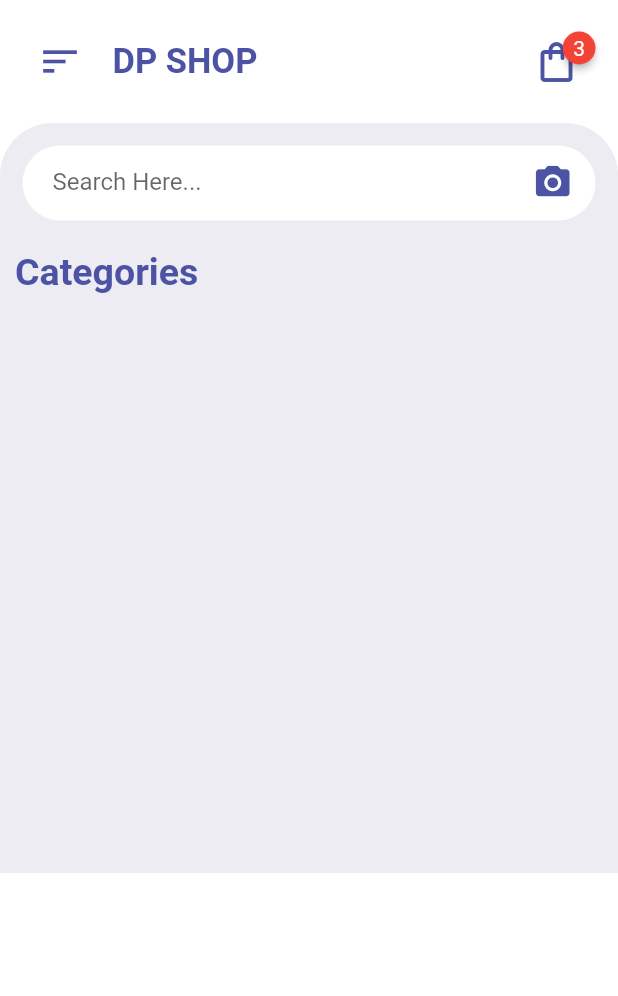
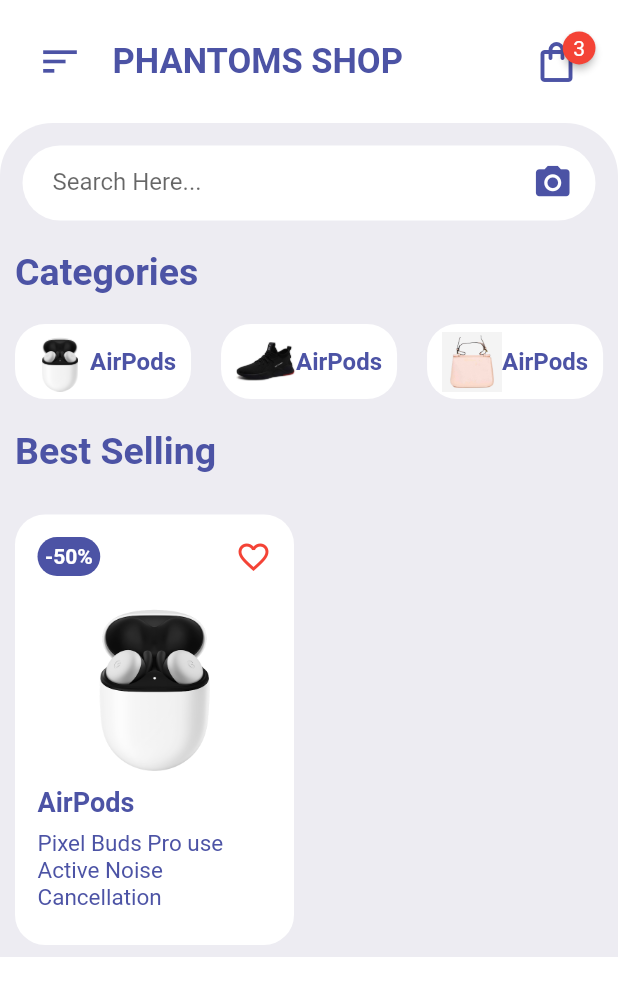
Before and after one commit to Gen1us1100/pulzion_hackathon, a Flutter app: the screen it shows after launch, on a phone screen of 412 x 824 dp. Shown: the top 996 px of the screen. Run offline on Flutter 3.47's test engine with Material 2 defaults, Android fonts, the phone set to English and light mode, and no system bars; drawn by our look-alikes of badges.

Commit message:
Commit - Pushkar Day 1

```diff
--- a/lib/Screens/HomePage.dart
+++ b/lib/Screens/HomePage.dart
@@ -1,5 +1,8 @@
 import 'package:flutter/material.dart';
 import 'package:marketplace_app/Widgets/HomeAppBar.dart';
+
+import '../Widgets/CategoriesWidget.dart';
+import '../Widgets/ItemsWidget.dart';
 
 class homePageMain extends StatefulWidget {
   static String id = 'HomePageMain';
@@ -16,7 +19,7 @@
         children: [
           HomeAppBar(),
           Container(
-            height: 500.0,
+            //height: 500.0,
             padding: EdgeInsets.only(top: 15.0),
             decoration: BoxDecoration(
               color: Color(0xFFEDECF2),
@@ -69,6 +72,23 @@
                     ),
                   ),
                 ),
+                //Categories
+                CategoriesWidget(),
+                Container(
+                  alignment: Alignment.centerLeft,
+                  margin:
+                      EdgeInsets.symmetric(vertical: 20.0, horizontal: 10.0),
+                  child: Text(
+                    'Best Selling',
+                    style: TextStyle(
+                      fontSize: 25.0,
+                      fontWeight: FontWeight.bold,
+                      color: Color(0xFF4C53A5),
+                    ),
+                  ),
+                ),
+
+                ItemsWidget(),
               ],
             ),
           ),
--- /dev/null
+++ b/lib/Widgets/CategoriesWidget.dart
@@ -0,0 +1,43 @@
+import 'package:flutter/material.dart';
+
+class CategoriesWidget extends StatelessWidget {
+  const CategoriesWidget({Key? key}) : super(key: key);
+
+  @override
+  Widget build(BuildContext context) {
+    return SingleChildScrollView(
+      scrollDirection: Axis.horizontal,
+      child: Row(
+        children: [
+          for (int i = 1; i < 8; i++)
+            Container(
+              margin: EdgeInsets.symmetric(horizontal: 10),
+              padding: EdgeInsets.symmetric(horizontal: 10, vertical: 5.0),
+              decoration: BoxDecoration(
+                color: Colors.white,
+                borderRadius: BorderRadius.circular(20.0),
+              ),
+              child: Row(
+                crossAxisAlignment: CrossAxisAlignment.center,
+                children: [
+                  Image.asset(
+                    'images/$i.png',
+                    width: 40,
+                    height: 40,
+                  ),
+                  Text(
+                    'AirPods',
+                    style: TextStyle(
+                      fontWeight: FontWeight.bold,
+                      fontSize: 16.0,
+                      color: Color(0xFF4C53A5),
+                    ),
+                  ),
+                ],
+              ),
+            ),
+        ],
+      ),
+    );
+  }
+}
--- a/lib/Widgets/HomeAppBar.dart
+++ b/lib/Widgets/HomeAppBar.dart
@@ -18,7 +18,7 @@
           Padding(
             padding: EdgeInsets.only(left: 20.0),
             child: Text(
-              'DP SHOP',
+              'PHANTOMS SHOP',
               style: TextStyle(
                 fontSize: 23.0,
                 fontWeight: FontWeight.bold,
--- /dev/null
+++ b/lib/Widgets/ItemsWidget.dart
@@ -0,0 +1,83 @@
+import 'package:flutter/material.dart';
+
+class ItemsWidget extends StatelessWidget {
+  const ItemsWidget({Key? key}) : super(key: key);
+
+  @override
+  Widget build(BuildContext context) {
+    return GridView.count(
+      childAspectRatio: 0.68, crossAxisCount: 2,
+      shrinkWrap: true,
+      children: [
+        Container(
+          padding: EdgeInsets.only(left: 15.0, right: 15.0, top: 15.0),
+          margin: EdgeInsets.symmetric(vertical: 8, horizontal: 10),
+          decoration: BoxDecoration(
+            color: Colors.white,
+            borderRadius: BorderRadius.circular(20),
+          ),
+          child: Column(
+            children: [
+              Row(
+                mainAxisAlignment: MainAxisAlignment.spaceBetween,
+                children: [
+                  Container(
+                    padding: EdgeInsets.all(5),
+                    decoration: BoxDecoration(
+                      color: Color(0xFF4C53A5),
+                      borderRadius: BorderRadius.circular(20.0),
+                    ),
+                    child: Text(
+                      '-50%',
+                      style: TextStyle(
+                          fontSize: 14.0,
+                          color: Colors.white,
+                          fontWeight: FontWeight.bold),
+                    ),
+                  ),
+                  Icon(
+                    Icons.favorite_border,
+                    color: Colors.red,
+                  )
+                ],
+              ),
+              InkWell(
+                onTap: () {},
+                child: Container(
+                  margin: EdgeInsets.all(10.0),
+                  child: Image.asset(
+                    'images/1.png',
+                    height: 120,
+                    width: 120,
+                  ),
+                ),
+              ),
+              Container(
+                padding: EdgeInsets.only(bottom: 8.0),
+                alignment: Alignment.centerLeft,
+                child: Text(
+                  'AirPods',
+                  style: TextStyle(
+                      fontSize: 18.0,
+                      color: Color(0xFF4C53A5),
+                      fontWeight: FontWeight.bold),
+                ),
+              ),
+              Container(
+                alignment: Alignment.centerLeft,
+                child: Text(
+                  'Pixel Buds Pro use Active Noise Cancellation ',
+                  style: TextStyle(
+                    fontSize: 15.0,
+                    color: Color(0xFF4C53A5),
+                  ),
+                ),
+              ),
+            ],
+          ),
+        )
+      ],
+      //physics: NeverScrollableScrollPhysics(),
+    );
+  }
+}
--- a/pubspec.yaml
+++ b/pubspec.yaml
@@ -60,8 +60,8 @@
   uses-material-design: true
 
   # To add assets to your application, add an assets section, like this:
-  # assets:
-  #   - images/a_dot_burr.jpeg
+  assets:
+    - images/
   #   - images/a_dot_ham.jpeg
 
   # An image asset can refer to one or more resolution-specific "variants", see
```
Also changed, not shown: images/1.png (added), images/2.png (added), images/3.png (added), images/4.png (added), images/5.png (added), images/6.png (added), images/7.png (added), images/8.png (added).
